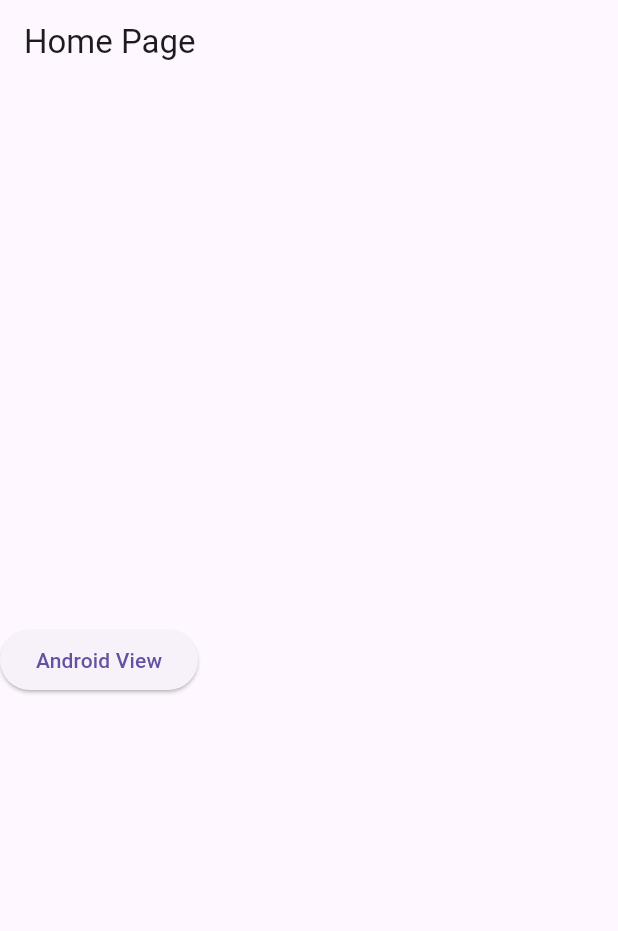
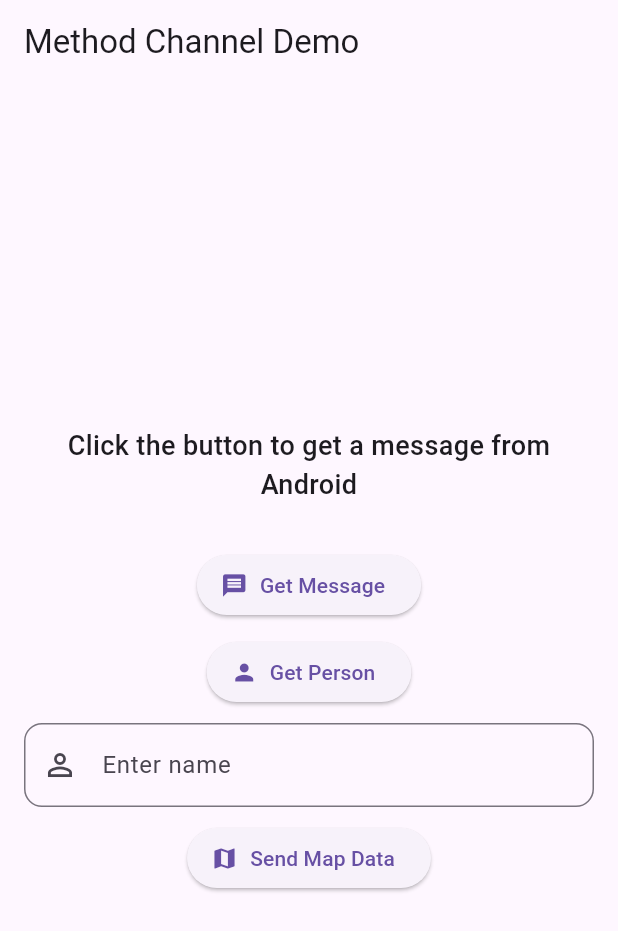
Before and after one commit to voltzylex/Flutter_Method_Channel, a Flutter app: the screen it shows after launch, on a phone screen of 412 x 824 dp. Shown: the top 931 px of the screen. Run offline on Flutter 3.47's test engine with Material 3 defaults, Android fonts, the phone set to English and light mode, and no system bars.

Commit message:
New method invoke using map

```diff
--- a/lib/home_page.dart
+++ /dev/null
@@ -1,30 +0,0 @@
-import 'package:battery_level/MethodView/android_view.dart';
-import 'package:flutter/material.dart';
-
-class HomePage extends StatelessWidget {
-  const HomePage({super.key});
-
-  @override
-  Widget build(BuildContext context) {
-    return Scaffold(
-      appBar: AppBar(title: const Text('Home Page')),
-      body: Builder(builder: (context) {
-        return Column(
-          mainAxisAlignment: MainAxisAlignment.center,
-          children: [
-            ElevatedButton(
-              onPressed: () {
-                Navigator.push(
-                  context,
-                  MaterialPageRoute(
-                      builder: (context) => const AndroidNativeView()),
-                );
-              },
-              child: const Text('Android View'),
-            ),
-          ],
-        );
-      }),
-    );
-  }
-}
--- a/lib/main.dart
+++ b/lib/main.dart
@@ -1,19 +1,133 @@
-import 'package:battery_level/home_page.dart';
 import 'package:flutter/material.dart';
+import 'package:flutter/services.dart';
 
 void main() {
-  runApp(const MainApp());
+  runApp(const MyApp());
 }
 
-class MainApp extends StatelessWidget {
-  const MainApp({super.key});
+class MyApp extends StatelessWidget {
+  const MyApp({super.key});
 
   @override
   Widget build(BuildContext context) {
     return MaterialApp(
-      title: 'Native Android',
-      theme: ThemeData(primarySwatch: Colors.blue),
-      home: const HomePage(),
+      debugShowCheckedModeBanner: false,
+      theme: ThemeData(primarySwatch: Colors.teal),
+      home: const MethodChannelDemo(),
     );
   }
 }
+
+class MethodChannelDemo extends StatefulWidget {
+  const MethodChannelDemo({super.key});
+
+  @override
+  State<MethodChannelDemo> createState() => _MethodChannelDemoState();
+}
+
+class _MethodChannelDemoState extends State<MethodChannelDemo> {
+  static const platform = MethodChannel('com.example.methodchannel/native');
+
+  final ValueNotifier<String> messageNotifier =
+      ValueNotifier<String>("Click the button to get a message from Android");
+
+  Future<void> getMessageFromNative() async {
+    try {
+      final String result = await platform.invokeMethod('getMessage');
+      messageNotifier.value = result;
+    } on PlatformException catch (e) {
+      messageNotifier.value = "Failed to get message: '${e.message}'";
+    }
+  }
+
+  Future<void> getPerson() async {
+    try {
+      final String result = await platform.invokeMethod('getPerson');
+      messageNotifier.value = result;
+    } on PlatformException catch (e) {
+      messageNotifier.value = "Failed to get person: '$e'";
+    }
+  }
+
+  Future<void> sendName(String name) async {
+    try {
+      final String result =
+          await platform.invokeMethod("getUserGreeting", name);
+      messageNotifier.value = result;
+    } on PlatformException catch (e) {
+      messageNotifier.value = "Failed to send name: '$e'";
+    }
+  }
+
+  Future<void> sendMapName(String name) async {
+    try {
+      final Map<String, String> args = {"name": name};
+      final result = await platform.invokeMethod("getMap", args);
+      final res = result as Map;
+      messageNotifier.value = res.toString();
+    } on PlatformException catch (e) {
+      messageNotifier.value = "Failed to send map: '$e'";
+    }
+  }
+
+  @override
+  void dispose() {
+    messageNotifier.dispose();
+    super.dispose();
+  }
+
+  @override
+  Widget build(BuildContext context) {
+    return Scaffold(
+      appBar: AppBar(title: const Text('Method Channel Demo')),
+      body: Padding(
+        padding: const EdgeInsets.all(16.0),
+        child: Column(
+          mainAxisAlignment: MainAxisAlignment.center,
+          children: [
+            ValueListenableBuilder<String>(
+              valueListenable: messageNotifier,
+              builder: (context, message, _) {
+                return Text(
+                  message,
+                  textAlign: TextAlign.center,
+                  style: const TextStyle(
+                      fontSize: 18, fontWeight: FontWeight.w500),
+                );
+              },
+            ),
+            const SizedBox(height: 30),
+            ElevatedButton.icon(
+              onPressed: getMessageFromNative,
+              icon: const Icon(Icons.message),
+              label: const Text('Get Message'),
+            ),
+            const SizedBox(height: 10),
+            ElevatedButton.icon(
+              onPressed: getPerson,
+              icon: const Icon(Icons.person),
+              label: const Text('Get Person'),
+            ),
+            const SizedBox(height: 10),
+            TextField(
+              onSubmitted: sendName,
+              decoration: InputDecoration(
+                hintText: "Enter name",
+                prefixIcon: const Icon(Icons.person_outline),
+                border: OutlineInputBorder(
+                  borderRadius: BorderRadius.circular(12),
+                ),
+              ),
+            ),
+            const SizedBox(height: 10),
+            ElevatedButton.icon(
+              onPressed: () => sendMapName("Sushil"),
+              icon: const Icon(Icons.map),
+              label: const Text('Send Map Data'),
+            ),
+          ],
+        ),
+      ),
+    );
+  }
+}
```
Also changed, not shown: lib/MethodView/android_view.dart (deleted, +0 -70 lines), lib/MethodView/basic_method.dart (deleted, +0 -53 lines), pubspec.yaml (+3 -4 lines), pubspec.lock, 41 other files.
